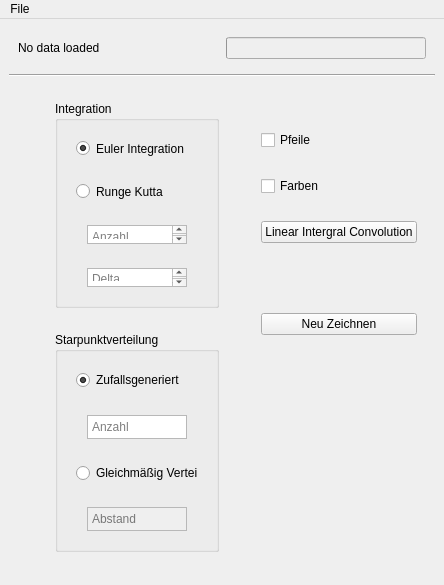
Qt form res/MainWindow.ui (e1325103/Visualisierung) before a commit.
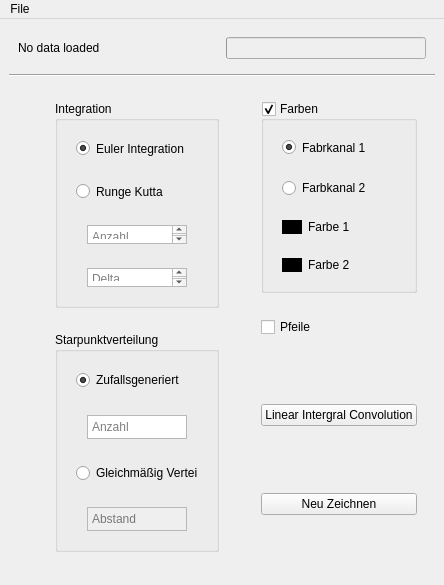
The same form after that commit.

Patch:
```diff
--- a/res/MainWindow.ui
+++ b/res/MainWindow.ui
@@ -387,13 +387,938 @@
           </property>
           <layout class="QVBoxLayout" name="verticalLayout_6">
            <item>
-            <widget class="QWidget" name="widget_20" native="true">
+            <widget class="QWidget" name="widget_13" native="true">
              <property name="maximumSize">
               <size>
                <width>16777215</width>
-               <height>22</height>
+               <height>210</height>
               </size>
              </property>
+             <layout class="QVBoxLayout" name="verticalLayout_19">
+              <item>
+               <widget class="QGroupBox" name="groupBoxColour">
+                <property name="title">
+                 <string>Farben</string>
+                </property>
+                <property name="checkable">
+                 <bool>true</bool>
+                </property>
+                <layout class="QVBoxLayout" name="verticalLayout_18">
+                 <item>
+                  <widget class="QWidget" name="widget_23" native="true">
+                   <layout class="QVBoxLayout" name="verticalLayout_17">
+                    <item>
+                     <widget class="QRadioButton" name="radioColourOne">
+                      <property name="text">
+                       <string>Fabrkanal 1</string>
+                      </property>
+                      <property name="checked">
+                       <bool>true</bool>
+                      </property>
+                     </widget>
+                    </item>
+                   </layout>
+                  </widget>
+                 </item>
+                 <item>
+                  <widget class="QWidget" name="widget_24" native="true">
+                   <layout class="QVBoxLayout" name="verticalLayout_16">
+                    <item>
+                     <widget class="QRadioButton" name="radioColourTwo">
+                      <property name="text">
+                       <string>Farbkanal 2</string>
+                      </property>
+                     </widget>
+                    </item>
+                   </layout>
+                  </widget>
+                 </item>
+                 <item>
+                  <widget class="QWidget" name="widget_25" native="true">
+                   <layout class="QHBoxLayout" name="horizontalLayout_6">
+                    <item>
+                     <widget class="QWidget" name="widgetColourOne" native="true">
+                      <property name="maximumSize">
+                       <size>
+                        <width>20</width>
+                        <height>20</height>
+                       </size>
+                      </property>
+                      <property name="palette">
+                       <palette>
+                        <active>
+                         <colorrole role="WindowText">
+                          <brush brushstyle="SolidPattern">
+                           <color alpha="255">
+                            <red>255</red>
+                            <green>255</green>
+                            <blue>255</blue>
+                           </color>
+                          </brush>
+                         </colorrole>
+                         <colorrole role="Button">
+                          <brush brushstyle="SolidPattern">
+                           <color alpha="255">
+                            <red>0</red>
+                            <green>0</green>
+                            <blue>0</blue>
+                           </color>
+                          </brush>
+                         </colorrole>
+                         <colorrole role="Light">
+                          <brush brushstyle="SolidPattern">
+                           <color alpha="255">
+                            <red>0</red>
+                            <green>0</green>
+                            <blue>0</blue>
+                           </color>
+                          </brush>
+                         </colorrole>
+                         <colorrole role="Midlight">
+                          <brush brushstyle="SolidPattern">
+                           <color alpha="255">
+                            <red>0</red>
+                            <green>0</green>
+                            <blue>0</blue>
+                           </color>
+                          </brush>
+                         </colorrole>
+                         <colorrole role="Dark">
+                          <brush brushstyle="SolidPattern">
+                           <color alpha="255">
+                            <red>0</red>
+                            <green>0</green>
+                            <blue>0</blue>
+                           </color>
+                          </brush>
+                         </colorrole>
+                         <colorrole role="Mid">
+                          <brush brushstyle="SolidPattern">
+                           <color alpha="255">
+                            <red>0</red>
+                            <green>0</green>
+                            <blue>0</blue>
+                           </color>
+                          </brush>
+                         </colorrole>
+                         <colorrole role="Text">
+                          <brush brushstyle="SolidPattern">
+                           <color alpha="255">
+                            <red>255</red>
+                            <green>255</green>
+                            <blue>255</blue>
+                           </color>
+                          </brush>
+                         </colorrole>
+                         <colorrole role="BrightText">
+                          <brush brushstyle="SolidPattern">
+                           <color alpha="255">
+                            <red>255</red>
+                            <green>255</green>
+                            <blue>255</blue>
+                           </color>
+                          </brush>
+                         </colorrole>
+                         <colorrole role="ButtonText">
+                          <brush brushstyle="SolidPattern">
+                           <color alpha="255">
+                            <red>255</red>
+                            <green>255</green>
+                            <blue>255</blue>
+                           </color>
+                          </brush>
+                         </colorrole>
+                         <colorrole role="Base">
+                          <brush brushstyle="SolidPattern">
+                           <color alpha="255">
+                            <red>0</red>
+                            <green>0</green>
+                            <blue>0</blue>
+                           </color>
+                          </brush>
+                         </colorrole>
+                         <colorrole role="Window">
+                          <brush brushstyle="SolidPattern">
+                           <color alpha="255">
+                            <red>0</red>
+                            <green>0</green>
+                            <blue>0</blue>
+                           </color>
+                          </brush>
+                         </colorrole>
+                         <colorrole role="Shadow">
+                          <brush brushstyle="SolidPattern">
+                           <color alpha="255">
+                            <red>0</red>
+                            <green>0</green>
+                            <blue>0</blue>
+                           </color>
+                          </brush>
+                         </colorrole>
+                         <colorrole role="AlternateBase">
+                          <brush brushstyle="SolidPattern">
+                           <color alpha="255">
+                            <red>0</red>
+                            <green>0</green>
+                            <blue>0</blue>
+                           </color>
+                          </brush>
+                         </colorrole>
+                         <colorrole role="ToolTipBase">
+                          <brush brushstyle="SolidPattern">
+                           <color alpha="255">
+                            <red>255</red>
+                            <green>255</green>
+                            <blue>220</blue>
+                           </color>
+                          </brush>
+                         </colorrole>
+                         <colorrole role="ToolTipText">
+                          <brush brushstyle="SolidPattern">
+                           <color alpha="255">
+                            <red>0</red>
+                            <green>0</green>
+                            <blue>0</blue>
+                           </color>
+                          </brush>
+                         </colorrole>
+                        </active>
+                        <inactive>
+                         <colorrole role="WindowText">
+                          <brush brushstyle="SolidPattern">
+                           <color alpha="255">
+                            <red>255</red>
+                            <green>255</green>
+                            <blue>255</blue>
+                           </color>
+                          </brush>
+                         </colorrole>
+                         <colorrole role="Button">
+                          <brush brushstyle="SolidPattern">
+                           <color alpha="255">
+                            <red>0</red>
+                            <green>0</green>
+                            <blue>0</blue>
+                           </color>
+                          </brush>
+                         </colorrole>
+                         <colorrole role="Light">
+                          <brush brushstyle="SolidPattern">
+                           <color alpha="255">
+                            <red>0</red>
+                            <green>0</green>
+                            <blue>0</blue>
+                           </color>
+                          </brush>
+                         </colorrole>
+                         <colorrole role="Midlight">
+                          <brush brushstyle="SolidPattern">
+                           <color alpha="255">
+                            <red>0</red>
+                            <green>0</green>
+                            <blue>0</blue>
+                           </color>
+                          </brush>
+                         </colorrole>
+                         <colorrole role="Dark">
+                          <brush brushstyle="SolidPattern">
+                           <color alpha="255">
+                            <red>0</red>
+                            <green>0</green>
+                            <blue>0</blue>
+                           </color>
+                          </brush>
+                         </colorrole>
+                         <colorrole role="Mid">
+                          <brush brushstyle="SolidPattern">
+                           <color alpha="255">
+                            <red>0</red>
+                            <green>0</green>
+                            <blue>0</blue>
+                           </color>
+                          </brush>
+                         </colorrole>
+                         <colorrole role="Text">
+                          <brush brushstyle="SolidPattern">
+                           <color alpha="255">
+                            <red>255</red>
+                            <green>255</green>
+                            <blue>255</blue>
+                           </color>
+                          </brush>
+                         </colorrole>
+                         <colorrole role="BrightText">
+                          <brush brushstyle="SolidPattern">
+                           <color alpha="255">
+                            <red>255</red>
+                            <green>255</green>
+                            <blue>255</blue>
+                           </color>
+                          </brush>
+                         </colorrole>
+                         <colorrole role="ButtonText">
+                          <brush brushstyle="SolidPattern">
+                           <color alpha="255">
+                            <red>255</red>
+                            <green>255</green>
+                            <blue>255</blue>
+                           </color>
+                          </brush>
+                         </colorrole>
+                         <colorrole role="Base">
+                          <brush brushstyle="SolidPattern">
+                           <color alpha="255">
+                            <red>0</red>
+                            <green>0</green>
+                            <blue>0</blue>
+                           </color>
+                          </brush>
+                         </colorrole>
+                         <colorrole role="Window">
+                          <brush brushstyle="SolidPattern">
+                           <color alpha="255">
+                            <red>0</red>
+                            <green>0</green>
+                            <blue>0</blue>
+                           </color>
+                          </brush>
+                         </colorrole>
+                         <colorrole role="Shadow">
+                          <brush brushstyle="SolidPattern">
+                           <color alpha="255">
+                            <red>0</red>
+                            <green>0</green>
+                            <blue>0</blue>
+                           </color>
+                          </brush>
+                         </colorrole>
+                         <colorrole role="AlternateBase">
+                          <brush brushstyle="SolidPattern">
+                           <color alpha="255">
+                            <red>0</red>
+                            <green>0</green>
+                            <blue>0</blue>
+                           </color>
+                          </brush>
+                         </colorrole>
+                         <colorrole role="ToolTipBase">
+                          <brush brushstyle="SolidPattern">
+                           <color alpha="255">
+                            <red>255</red>
+                            <green>255</green>
+                            <blue>220</blue>
+                           </color>
+                          </brush>
+                         </colorrole>
+                         <colorrole role="ToolTipText">
+                          <brush brushstyle="SolidPattern">
+                           <color alpha="255">
+                            <red>0</red>
+                            <green>0</green>
+                            <blue>0</blue>
+                           </color>
+                          </brush>
+                         </colorrole>
+                        </inactive>
+                        <disabled>
+                         <colorrole role="WindowText">
+                          <brush brushstyle="SolidPattern">
+                           <color alpha="255">
+                            <red>0</red>
+                            <green>0</green>
+                            <blue>0</blue>
+                           </color>
+                          </brush>
+                         </colorrole>
+                         <colorrole role="Button">
+                          <brush brushstyle="SolidPattern">
+                           <color alpha="255">
+                            <red>0</red>
+                            <green>0</green>
+                            <blue>0</blue>
+                           </color>
+                          </brush>
+                         </colorrole>
+                         <colorrole role="Light">
+                          <brush brushstyle="SolidPattern">
+                           <color alpha="255">
+                            <red>0</red>
+                            <green>0</green>
+                            <blue>0</blue>
+                           </color>
+                          </brush>
+                         </colorrole>
+                         <colorrole role="Midlight">
+                          <brush brushstyle="SolidPattern">
+                           <color alpha="255">
+                            <red>0</red>
+                            <green>0</green>
+                            <blue>0</blue>
+                           </color>
+                          </brush>
+                         </colorrole>
+                         <colorrole role="Dark">
+                          <brush brushstyle="SolidPattern">
+                           <color alpha="255">
+                            <red>0</red>
+                            <green>0</green>
+                            <blue>0</blue>
+                           </color>
+                          </brush>
+                         </colorrole>
+                         <colorrole role="Mid">
+                          <brush brushstyle="SolidPattern">
+                           <color alpha="255">
+                            <red>0</red>
+                            <green>0</green>
+                            <blue>0</blue>
+                           </color>
+                          </brush>
+                         </colorrole>
+                         <colorrole role="Text">
+                          <brush brushstyle="SolidPattern">
+                           <color alpha="255">
+                            <red>0</red>
+                            <green>0</green>
+                            <blue>0</blue>
+                           </color>
+                          </brush>
+                         </colorrole>
+                         <colorrole role="BrightText">
+                          <brush brushstyle="SolidPattern">
+                           <color alpha="255">
+                            <red>255</red>
+                            <green>255</green>
+                            <blue>255</blue>
+                           </color>
+                          </brush>
+                         </colorrole>
+                         <colorrole role="ButtonText">
+                          <brush brushstyle="SolidPattern">
+                           <color alpha="255">
+                            <red>0</red>
+                            <green>0</green>
+                            <blue>0</blue>
+                           </color>
+                          </brush>
+                         </colorrole>
+                         <colorrole role="Base">
+                          <brush brushstyle="SolidPattern">
+                           <color alpha="255">
+                            <red>0</red>
+                            <green>0</green>
+                            <blue>0</blue>
+                           </color>
+                          </brush>
+                         </colorrole>
+                         <colorrole role="Window">
+                          <brush brushstyle="SolidPattern">
+                           <color alpha="255">
+                            <red>0</red>
+                            <green>0</green>
+                            <blue>0</blue>
+                           </color>
+                          </brush>
+                         </colorrole>
+                         <colorrole role="Shadow">
+                          <brush brushstyle="SolidPattern">
+                           <color alpha="255">
+                            <red>0</red>
+                            <green>0</green>
+                            <blue>0</blue>
+                           </color>
+                          </brush>
+                         </colorrole>
+                         <colorrole role="AlternateBase">
+                          <brush brushstyle="SolidPattern">
+                           <color alpha="255">
+                            <red>0</red>
+                            <green>0</green>
+                            <blue>0</blue>
+                           </color>
+                          </brush>
+                         </colorrole>
+                         <colorrole role="ToolTipBase">
+                          <brush brushstyle="SolidPattern">
+                           <color alpha="255">
+                            <red>255</red>
+                            <green>255</green>
+                            <blue>220</blue>
+                           </color>
+                          </brush>
+                         </colorrole>
+                         <colorrole role="ToolTipText">
+                          <brush brushstyle="SolidPattern">
+                           <color alpha="255">
+                            <red>0</red>
+                            <green>0</green>
+                            <blue>0</blue>
+                           </color>
+                          </brush>
+                         </colorrole>
+                        </disabled>
+                       </palette>
+                      </property>
+                      <property name="autoFillBackground">
+                       <bool>true</bool>
+                      </property>
+                     </widget>
+                    </item>
+                    <item>
+                     <widget class="QLabel" name="labelColourOne">
+                      <property name="text">
+                       <string>Farbe 1</string>
+                      </property>
+                     </widget>
+                    </item>
+                   </layout>
+                  </widget>
+                 </item>
+                 <item>
+                  <widget class="QWidget" name="widget_20" native="true">
+                   <layout class="QHBoxLayout" name="horizontalLayout_10">
+                    <item>
+                     <widget class="QWidget" name="widgetColourTwo" native="true">
+                      <property name="maximumSize">
+                       <size>
+                        <width>20</width>
+                        <height>20</height>
+                       </size>
+                      </property>
+                      <property name="palette">
+                       <palette>
+                        <active>
+                         <colorrole role="WindowText">
+                          <brush brushstyle="SolidPattern">
+                           <color alpha="255">
+                            <red>255</red>
+                            <green>255</green>
+                            <blue>255</blue>
+                           </color>
+                          </brush>
+                         </colorrole>
+                         <colorrole role="Button">
+                          <brush brushstyle="SolidPattern">
+                           <color alpha="255">
+                            <red>0</red>
+                            <green>0</green>
+                            <blue>0</blue>
+                           </color>
+                          </brush>
+                         </colorrole>
+                         <colorrole role="Light">
+                          <brush brushstyle="SolidPattern">
+                           <color alpha="255">
+                            <red>0</red>
+                            <green>0</green>
+                            <blue>0</blue>
+                           </color>
+                          </brush>
+                         </colorrole>
+                         <colorrole role="Midlight">
+                          <brush brushstyle="SolidPattern">
+                           <color alpha="255">
+                            <red>0</red>
+                            <green>0</green>
+                            <blue>0</blue>
+                           </color>
+                          </brush>
+                         </colorrole>
+                         <colorrole role="Dark">
+                          <brush brushstyle="SolidPattern">
+                           <color alpha="255">
+                            <red>0</red>
+                            <green>0</green>
+                            <blue>0</blue>
+                           </color>
+                          </brush>
+                         </colorrole>
+                         <colorrole role="Mid">
+                          <brush brushstyle="SolidPattern">
+                           <color alpha="255">
+                            <red>0</red>
+                            <green>0</green>
+                            <blue>0</blue>
+                           </color>
+                          </brush>
+                         </colorrole>
+                         <colorrole role="Text">
+                          <brush brushstyle="SolidPattern">
+                           <color alpha="255">
+                            <red>255</red>
+                            <green>255</green>
+                            <blue>255</blue>
+                           </color>
+                          </brush>
+                         </colorrole>
+                         <colorrole role="BrightText">
+                          <brush brushstyle="SolidPattern">
+                           <color alpha="255">
+                            <red>255</red>
+                            <green>255</green>
+                            <blue>255</blue>
+                           </color>
+                          </brush>
+                         </colorrole>
+                         <colorrole role="ButtonText">
+                          <brush brushstyle="SolidPattern">
+                           <color alpha="255">
+                            <red>255</red>
+                            <green>255</green>
+                            <blue>255</blue>
+                           </color>
+                          </brush>
+                         </colorrole>
+                         <colorrole role="Base">
+                          <brush brushstyle="SolidPattern">
+                           <color alpha="255">
+                            <red>0</red>
+                            <green>0</green>
+                            <blue>0</blue>
+                           </color>
+                          </brush>
+                         </colorrole>
+                         <colorrole role="Window">
+                          <brush brushstyle="SolidPattern">
+                           <color alpha="255">
+                            <red>0</red>
+                            <green>0</green>
+                            <blue>0</blue>
+                           </color>
+                          </brush>
+                         </colorrole>
+                         <colorrole role="Shadow">
+                          <brush brushstyle="SolidPattern">
+                           <color alpha="255">
+                            <red>0</red>
+                            <green>0</green>
+                            <blue>0</blue>
+                           </color>
+                          </brush>
+                         </colorrole>
+                         <colorrole role="AlternateBase">
+                          <brush brushstyle="SolidPattern">
+                           <color alpha="255">
+                            <red>0</red>
+                            <green>0</green>
+                            <blue>0</blue>
+                           </color>
+                          </brush>
+                         </colorrole>
+                         <colorrole role="ToolTipBase">
+                          <brush brushstyle="SolidPattern">
+                           <color alpha="255">
+                            <red>255</red>
+                            <green>255</green>
+                            <blue>220</blue>
+                           </color>
+                          </brush>
+                         </colorrole>
+                         <colorrole role="ToolTipText">
+                          <brush brushstyle="SolidPattern">
+                           <color alpha="255">
+                            <red>0</red>
+                            <green>0</green>
+                            <blue>0</blue>
+                           </color>
+                          </brush>
+                         </colorrole>
+                        </active>
+                        <inactive>
+                         <colorrole role="WindowText">
+                          <brush brushstyle="SolidPattern">
+                           <color alpha="255">
+                            <red>255</red>
+                            <green>255</green>
+                            <blue>255</blue>
+                           </color>
+                          </brush>
+                         </colorrole>
+                         <colorrole role="Button">
+                          <brush brushstyle="SolidPattern">
+                           <color alpha="255">
+                            <red>0</red>
+                            <green>0</green>
+                            <blue>0</blue>
+                           </color>
+                          </brush>
+                         </colorrole>
+                         <colorrole role="Light">
+                          <brush brushstyle="SolidPattern">
+                           <color alpha="255">
+                            <red>0</red>
+                            <green>0</green>
+                            <blue>0</blue>
+                           </color>
+                          </brush>
+                         </colorrole>
+                         <colorrole role="Midlight">
+                          <brush brushstyle="SolidPattern">
+                           <color alpha="255">
+                            <red>0</red>
+                            <green>0</green>
+                            <blue>0</blue>
+                           </color>
+                          </brush>
+                         </colorrole>
+                         <colorrole role="Dark">
+                          <brush brushstyle="SolidPattern">
+                           <color alpha="255">
+                            <red>0</red>
+                            <green>0</green>
+                            <blue>0</blue>
+                           </color>
+                          </brush>
+                         </colorrole>
+                         <colorrole role="Mid">
+                          <brush brushstyle="SolidPattern">
+                           <color alpha="255">
+                            <red>0</red>
+                            <green>0</green>
+                            <blue>0</blue>
+                           </color>
+                          </brush>
+                         </colorrole>
+                         <colorrole role="Text">
+                          <brush brushstyle="SolidPattern">
+                           <color alpha="255">
+                            <red>255</red>
+                            <green>255</green>
+                            <blue>255</blue>
+                           </color>
+                          </brush>
+                         </colorrole>
+                         <colorrole role="BrightText">
+                          <brush brushstyle="SolidPattern">
+                           <color alpha="255">
+                            <red>255</red>
+                            <green>255</green>
+                            <blue>255</blue>
+                           </color>
+                          </brush>
+                         </colorrole>
+                         <colorrole role="ButtonText">
+                          <brush brushstyle="SolidPattern">
+                           <color alpha="255">
+                            <red>255</red>
+                            <green>255</green>
+                            <blue>255</blue>
+                           </color>
+                          </brush>
+                         </colorrole>
+                         <colorrole role="Base">
+                          <brush brushstyle="SolidPattern">
+                           <color alpha="255">
+                            <red>0</red>
+                            <green>0</green>
+                            <blue>0</blue>
+                           </color>
+                          </brush>
+                         </colorrole>
+                         <colorrole role="Window">
+                          <brush brushstyle="SolidPattern">
+                           <color alpha="255">
+                            <red>0</red>
+                            <green>0</green>
+                            <blue>0</blue>
+                           </color>
+                          </brush>
+                         </colorrole>
+                         <colorrole role="Shadow">
+                          <brush brushstyle="SolidPattern">
+                           <color alpha="255">
+                            <red>0</red>
+                            <green>0</green>
+                            <blue>0</blue>
+                           </color>
+                          </brush>
+                         </colorrole>
+                         <colorrole role="AlternateBase">
+                          <brush brushstyle="SolidPattern">
+                           <color alpha="255">
+                            <red>0</red>
+                            <green>0</green>
+                            <blue>0</blue>
+                           </color>
+                          </brush>
+                         </colorrole>
+                         <colorrole role="ToolTipBase">
+                          <brush brushstyle="SolidPattern">
+                           <color alpha="255">
+                            <red>255</red>
+                            <green>255</green>
+                            <blue>220</blue>
+                           </color>
+                          </brush>
+                         </colorrole>
+                         <colorrole role="ToolTipText">
+                          <brush brushstyle="SolidPattern">
+                           <color alpha="255">
+                            <red>0</red>
+                            <green>0</green>
+                            <blue>0</blue>
+                           </color>
+                          </brush>
+                         </colorrole>
+                        </inactive>
+                        <disabled>
+                         <colorrole role="WindowText">
+                          <brush brushstyle="SolidPattern">
+                           <color alpha="255">
+                            <red>0</red>
+                            <green>0</green>
+                            <blue>0</blue>
+                           </color>
+                          </brush>
+                         </colorrole>
+                         <colorrole role="Button">
+                          <brush brushstyle="SolidPattern">
+                           <color alpha="255">
+                            <red>0</red>
+                            <green>0</green>
+                            <blue>0</blue>
+                           </color>
+                          </brush>
+                         </colorrole>
+                         <colorrole role="Light">
+                          <brush brushstyle="SolidPattern">
+                           <color alpha="255">
+                            <red>0</red>
+                            <green>0</green>
+                            <blue>0</blue>
+                           </color>
+                          </brush>
+                         </colorrole>
+                         <colorrole role="Midlight">
+                          <brush brushstyle="SolidPattern">
+                           <color alpha="255">
+                            <red>0</red>
+                            <green>0</green>
+                            <blue>0</blue>
+                           </color>
+                          </brush>
+                         </colorrole>
+                         <colorrole role="Dark">
+                          <brush brushstyle="SolidPattern">
+                           <color alpha="255">
+                            <red>0</red>
+                            <green>0</green>
+                            <blue>0</blue>
+                           </color>
+                          </brush>
+                         </colorrole>
+                         <colorrole role="Mid">
+                          <brush brushstyle="SolidPattern">
+                           <color alpha="255">
+                            <red>0</red>
+                            <green>0</green>
+                            <blue>0</blue>
+                           </color>
+                          </brush>
+                         </colorrole>
+                         <colorrole role="Text">
+                          <brush brushstyle="SolidPattern">
+                           <color alpha="255">
+                            <red>0</red>
+                            <green>0</green>
+                            <blue>0</blue>
+                           </color>
+                          </brush>
+                         </colorrole>
+                         <colorrole role="BrightText">
+                          <brush brushstyle="SolidPattern">
+                           <color alpha="255">
+                            <red>255</red>
+                            <green>255</green>
+                            <blue>255</blue>
+                           </color>
+                          </brush>
+                         </colorrole>
+                         <colorrole role="ButtonText">
+                          <brush brushstyle="SolidPattern">
+                           <color alpha="255">
+                            <red>0</red>
+                            <green>0</green>
+                            <blue>0</blue>
+                           </color>
+                          </brush>
+                         </colorrole>
+                         <colorrole role="Base">
+                          <brush brushstyle="SolidPattern">
+                           <color alpha="255">
+                            <red>0</red>
+                            <green>0</green>
+                            <blue>0</blue>
+                           </color>
+                          </brush>
+                         </colorrole>
+                         <colorrole role="Window">
+                          <brush brushstyle="SolidPattern">
+                           <color alpha="255">
+                            <red>0</red>
+                            <green>0</green>
+                            <blue>0</blue>
+                           </color>
+                          </brush>
+                         </colorrole>
+                         <colorrole role="Shadow">
+                          <brush brushstyle="SolidPattern">
+                           <color alpha="255">
+                            <red>0</red>
+                            <green>0</green>
+                            <blue>0</blue>
+                           </color>
+                          </brush>
+                         </colorrole>
+                         <colorrole role="AlternateBase">
+                          <brush brushstyle="SolidPattern">
+                           <color alpha="255">
+                            <red>0</red>
+                            <green>0</green>
+                            <blue>0</blue>
+                           </color>
+                          </brush>
+                         </colorrole>
+                         <colorrole role="ToolTipBase">
+                          <brush brushstyle="SolidPattern">
+                           <color alpha="255">
+                            <red>255</red>
+                            <green>255</green>
+                            <blue>220</blue>
+                           </color>
+                          </brush>
+                         </colorrole>
+                         <colorrole role="ToolTipText">
+                          <brush brushstyle="SolidPattern">
+                           <color alpha="255">
+                            <red>0</red>
+                            <green>0</green>
+                            <blue>0</blue>
+                           </color>
+                          </brush>
+                         </colorrole>
+                        </disabled>
+                       </palette>
+                      </property>
+                      <property name="autoFillBackground">
+                       <bool>true</bool>
+                      </property>
+                     </widget>
+                    </item>
+                    <item>
+                     <widget class="QLabel" name="labelColourTwo">
+                      <property name="text">
+                       <string>Farbe 2</string>
+                      </property>
+                     </widget>
+                    </item>
+                   </layout>
+                  </widget>
+                 </item>
+                </layout>
+               </widget>
+              </item>
+             </layout>
             </widget>
            </item>
            <item>
@@ -423,15 +1348,7 @@
                <height>40</height>
               </size>
              </property>
-             <layout class="QVBoxLayout" name="verticalLayout_8">
-              <item>
-               <widget class="QCheckBox" name="checkColour">
-                <property name="text">
-                 <string>Farben</string>
-                </property>
-               </widget>
-              </item>
-             </layout>
+             <layout class="QVBoxLayout" name="verticalLayout_8"/>
             </widget>
            </item>
            <item>
```
Left out of the diff: 2 changed lines with no effect on the pictures.
